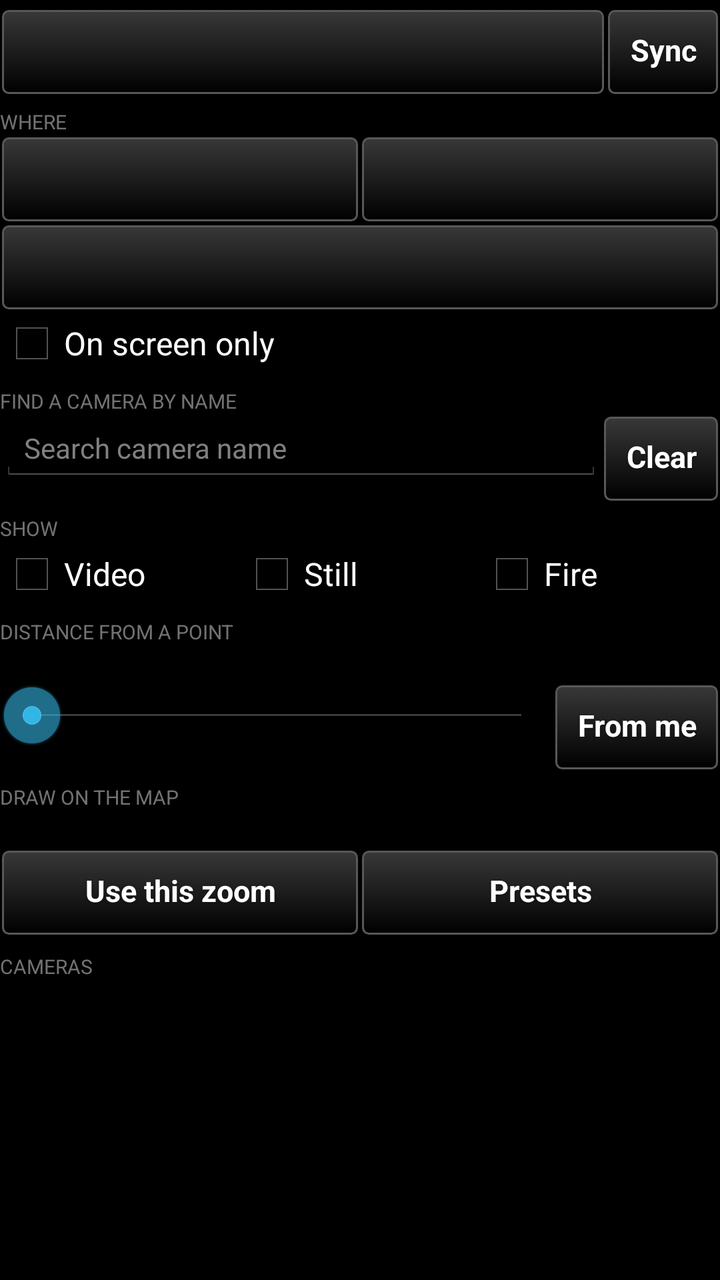
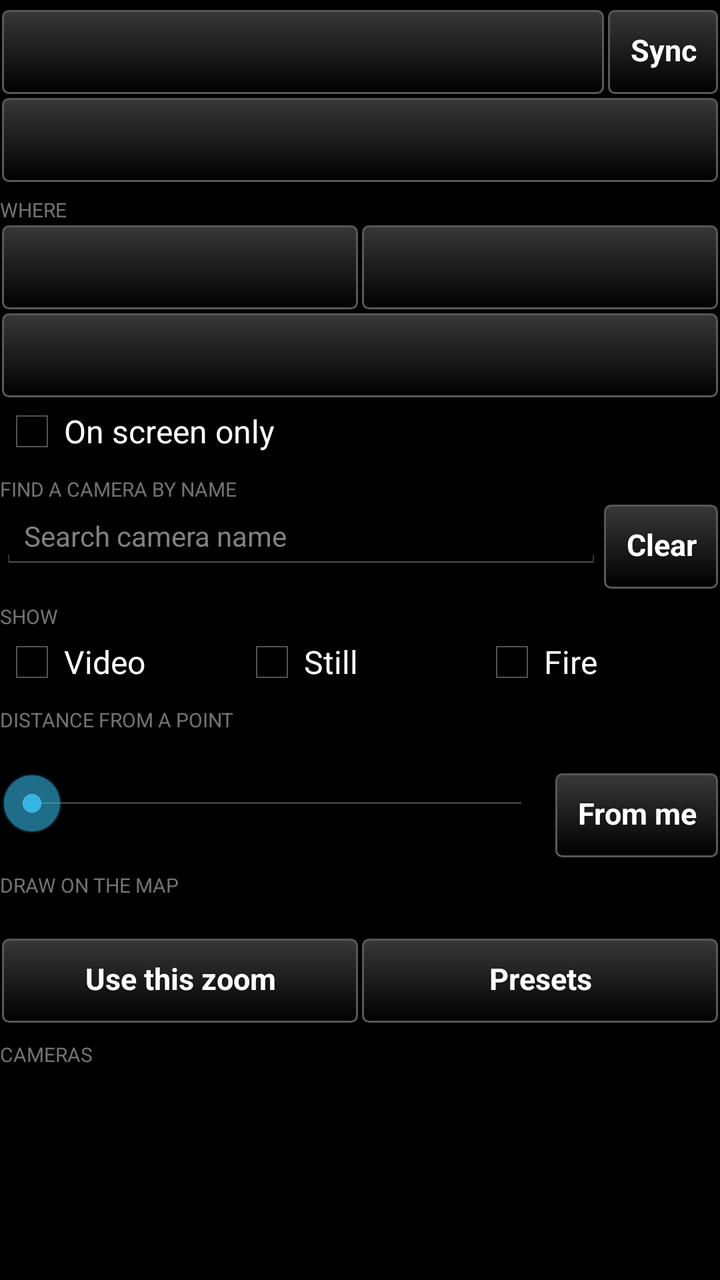

The first picture is an Android layout as it rendered before a commit; the second is the same layout after the commit. The layout source and the unified diff follow.
<!-- AndroidManifest.xml: application theme AppTheme -->
<!-- res/layout/controls_header.xml -->
<?xml version="1.0" encoding="utf-8"?>
<LinearLayout xmlns:android="http://schemas.android.com/apk/res/android"
    android:layout_width="match_parent"
    android:layout_height="wrap_content"
    android:orientation="vertical">

    
    <LinearLayout
        android:layout_width="match_parent"
        android:layout_height="wrap_content"
        android:orientation="horizontal"
        android:baselineAligned="false"
        android:layout_marginTop="4dp">

        <Button
            style="@style/TakwerxButton"
            android:id="@+id/favorites"
            android:layout_width="0dp"
            android:layout_weight="1"
            android:layout_height="wrap_content" />

        
        <Button
            style="@style/TakwerxButton"
            android:id="@+id/resync"
            android:layout_width="wrap_content"
            android:layout_height="wrap_content"
            android:text="@string/resync" />
    </LinearLayout>

    <TextView
        android:layout_width="match_parent"
        android:layout_height="wrap_content"
        android:text="Where"
        android:textSize="10sp"
        android:textAllCaps="true"
        android:paddingTop="6dp"
        android:alpha="0.6" />

    <LinearLayout
        android:layout_width="match_parent"
        android:layout_height="wrap_content"
        android:orientation="horizontal">

        <Button
        style="@style/TakwerxButton"
            android:id="@+id/state"
            android:layout_width="0dp"
            android:layout_weight="1"
            android:layout_height="wrap_content" />

        <Button
        style="@style/TakwerxButton"
            android:id="@+id/provider"
            android:layout_width="0dp"
            android:layout_weight="1"
            android:layout_height="wrap_content" />
    </LinearLayout>

    <Button
        style="@style/TakwerxButton"
        android:id="@+id/county"
        android:layout_width="match_parent"
        android:layout_height="wrap_content" />

    
    <CheckBox
        android:id="@+id/in_view"
        android:layout_width="match_parent"
        android:layout_height="wrap_content"
        android:text="On screen only" />

    <TextView
        android:layout_width="match_parent"
        android:layout_height="wrap_content"
        android:text="Find a camera by name"
        android:textSize="10sp"
        android:textAllCaps="true"
        android:paddingTop="6dp"
        android:alpha="0.6" />

    
    <LinearLayout
        android:layout_width="match_parent"
        android:layout_height="wrap_content"
        android:orientation="horizontal"
        android:baselineAligned="false">

        <EditText
            android:id="@+id/search"
            android:layout_width="0dp"
            android:layout_weight="1"
            android:layout_height="wrap_content"
            android:hint="@string/search_hint"
            android:inputType="text"
            android:maxLines="1"
            android:textSize="14sp" />

        <Button
            style="@style/TakwerxButton"
            android:id="@+id/search_clear"
            android:layout_width="wrap_content"
            android:layout_height="wrap_content"
            android:layout_gravity="center_vertical"
            android:text="@string/clear" />
    </LinearLayout>

    <TextView
        android:layout_width="match_parent"
        android:layout_height="wrap_content"
        android:text="Show"
        android:textSize="10sp"
        android:textAllCaps="true"
        android:paddingTop="6dp"
        android:alpha="0.6" />

    <LinearLayout
        android:layout_width="match_parent"
        android:layout_height="wrap_content"
        android:orientation="horizontal">

        <CheckBox
            android:id="@+id/live_only"
            android:layout_width="0dp"
            android:layout_weight="1"
            android:layout_height="wrap_content"
            android:text="Video" />

        <CheckBox
            android:id="@+id/still_only"
            android:layout_width="0dp"
            android:layout_weight="1"
            android:layout_height="wrap_content"
            android:text="Still" />

        <CheckBox
            android:id="@+id/fire_only"
            android:layout_width="0dp"
            android:layout_weight="1"
            android:layout_height="wrap_content"
            android:text="Fire" />
    </LinearLayout>

    <TextView
        android:layout_width="match_parent"
        android:layout_height="wrap_content"
        android:text="Distance from a point"
        android:textSize="10sp"
        android:textAllCaps="true"
        android:paddingTop="6dp"
        android:alpha="0.6" />

    <TextView
        android:id="@+id/radius_label"
        android:layout_width="match_parent"
        android:layout_height="wrap_content" />

    <LinearLayout
        android:layout_width="match_parent"
        android:layout_height="wrap_content"
        android:orientation="horizontal">

        <SeekBar
            android:id="@+id/radius"
            android:layout_width="0dp"
            android:layout_weight="1"
            android:layout_height="wrap_content"
            android:max="200" />

        <Button
        style="@style/TakwerxButton"
            android:id="@+id/pick_point"
            android:layout_width="wrap_content"
            android:layout_height="wrap_content"
            android:text="@string/pick_point" />
    </LinearLayout>

    <TextView
        android:layout_width="match_parent"
        android:layout_height="wrap_content"
        android:text="Draw on the map"
        android:textSize="10sp"
        android:textAllCaps="true"
        android:paddingTop="6dp"
        android:alpha="0.6" />

    <TextView
        android:id="@+id/zoom_label"
        android:layout_width="match_parent"
        android:layout_height="wrap_content" />

    <LinearLayout
        android:layout_width="match_parent"
        android:layout_height="wrap_content"
        android:orientation="horizontal">

        <Button
        style="@style/TakwerxButton"
            android:id="@+id/zoom_set"
            android:layout_width="0dp"
            android:layout_weight="1"
            android:layout_height="wrap_content"
            android:text="Use this zoom" />

        <Button
        style="@style/TakwerxButton"
            android:id="@+id/zoom_preset"
            android:layout_width="0dp"
            android:layout_weight="1"
            android:layout_height="wrap_content"
            android:text="Presets" />
    </LinearLayout>

    <TextView
        android:layout_width="match_parent"
        android:layout_height="wrap_content"
        android:text="Cameras"
        android:textSize="10sp"
        android:textAllCaps="true"
        android:paddingTop="8dp"
        android:alpha="0.6" />

</LinearLayout>
<!-- resources referenced by this layout -->
<resources>
  <string name="clear">Clear</string>
  <string name="pick_point">From me</string>
  <string name="resync">Sync</string>
  <string name="search_hint">Search camera name</string>
  <style name="TakwerxButton" parent="@style/darkButton">
          <item name="android:paddingLeft">12dp</item>
          <item name="android:paddingRight">12dp</item>
          <item name="android:paddingTop">6dp</item>
          <item name="android:paddingBottom">8dp</item>
          <item name="android:minHeight">44dp</item>
          <item name="android:minWidth">0dp</item>
          <item name="android:textSize">15sp</item>
          <item name="android:singleLine">true</item>
          <item name="android:ellipsize">end</item>
      </style>
  <style name="AppTheme" parent="@android:style/Theme.Holo">
          <item name="android:buttonStyle">@android:style/Widget.Button</item>
          <item name="android:imageButtonStyle">@android:style/Widget.Button</item>
          <item name="android:buttonStyleToggle">@android:style/Widget.Button</item>
          <item name="android:spinnerStyle">@style/ATAKSpinner</item>
          <item name="android:spinnerItemStyle">@style/ATAKSpinnerItem</item>
          <item name="android:editTextStyle">@style/ATAKEditText</item>
      </style>
  <style name="darkButton" parent="@android:style/Widget.Button">
          <item name="android:background">@drawable/btn_gray</item>
          <item name="android:shadowColor">@color/darker_gray</item>
          <item name="android:shadowDy">1</item>
          <item name="android:shadowRadius">2</item>
          <item name="android:textColor">@color/white</item>
          <item name="android:textStyle">bold</item>
          <item name="android:paddingTop">0dp</item>
          <item name="android:paddingBottom">3dp</item>
          <item name="android:textSize">@dimen/fontSize</item>
      </style>
  <style name="ATAKSpinner" parent="@android:style/Widget.Spinner">
          <item name="android:spinnerMode">dialog</item>
      </style>
  <style name="ATAKSpinnerItem">
          <item name="android:textColor">@android:color/white</item>
          <item name="android:dropDownVerticalOffset">0dip</item>
          <item name="android:dropDownHorizontalOffset">0dip</item>
          <item name="android:dropDownWidth">wrap_content</item>
          <item name="android:gravity">left|center_vertical</item>
      </style>
  <style name="ATAKEditText" parent="@android:style/Widget.EditText">
          
          
  
          
          <item name="android:imeOptions">flagNoFullscreen</item>
      </style>
  <color name="darker_gray">#121212</color>
  <color name="white">#ffffff</color>
  <dimen name="fontSize">14sp</dimen>
  <!-- drawable new_dark_button_disabled (drawable) -->
  <?xml version="1.0" encoding="utf-8"?>
  <layer-list xmlns:android="http://schemas.android.com/apk/res/android">
      <item android:bottom="1dp" android:right="1dp" android:left="1dp" android:top="1dp">
          <shape android:shape="rectangle">
              <corners android:radius="3dp" />
              <stroke
                  android:width="1dp"
                  android:color="#484848" />
              <solid android:color="#484848" />
          </shape>
      </item>
  </layer-list>
  <!-- drawable new_dark_button_bg (drawable) -->
  <?xml version="1.0" encoding="utf-8"?>
  <layer-list xmlns:android="http://schemas.android.com/apk/res/android">
      <item android:bottom="1dp" android:right="1dp" android:left="1dp" android:top="1dp">
          <shape android:shape="rectangle">
              <corners android:radius="3dp" />
              <stroke
                  android:width="1dp"
                  android:color="#585858" />
              <gradient
                  android:startColor="#000000"
                  android:endColor="#383838"
                  android:angle="90"/>
          </shape>
      </item>
  </layer-list>
  <!-- unchanged entries left out for length: 2 -->
</resources>

<!-- the commit's change to res/layout/controls_header.xml (unified diff, before → after) -->
@@ -28,6 +28,13 @@
             android:text="@string/resync" />
     </LinearLayout>
 
+    
+    <Button
+        style="@style/TakwerxButton"
+        android:id="@+id/bearings_off"
+        android:layout_width="match_parent"
+        android:layout_height="wrap_content" />
+
     <TextView
         android:layout_width="match_parent"
         android:layout_height="wrap_content"
